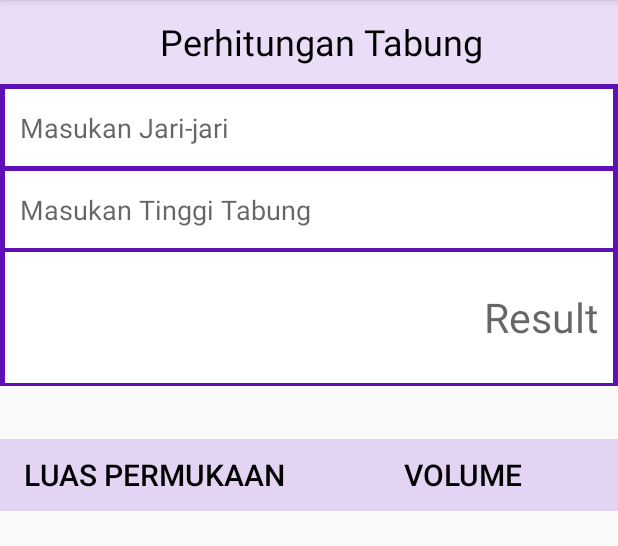
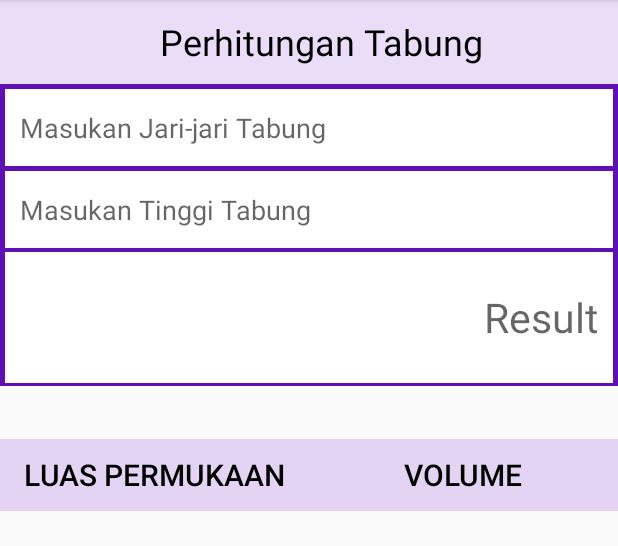
Before and after one commit to Hadi-Darmawan/Calc-AiO, an Android app: the CylinderActivity screen opened directly, with no data from a screen before it, on a phone screen of 412 x 824 dp, the part 84-630 px from its top. Run offline under Robolectric (Android 15) with nearby library versions, the phone set to English and light mode, and no system bars.

Commit message:
Pengujian commit Kedua

```diff
--- a/app/src/main/res/layout/activity_cylinder.xml
+++ b/app/src/main/res/layout/activity_cylinder.xml
@@ -45,7 +45,7 @@
         android:layout_marginEnd="3dp"
         android:background="@color/colorWhiter"
         android:ems="10"
-        android:hint="Masukan Jari-jari"
+        android:hint="Masukan Jari-jari Tabung"
         android:inputType="number"
         android:padding="10dp"
         app:layout_constraintBottom_toBottomOf="@+id/cylinderView"
```
